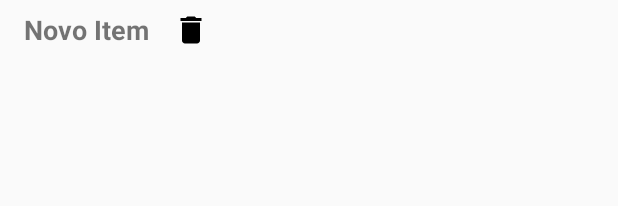
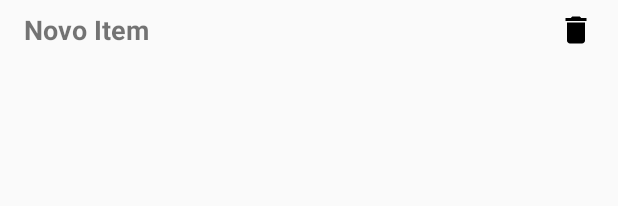
Before and after one commit to PedroLamark/Check1_semestre2_Kotlin, an Android app built with Jetpack Compose: the layout item_layout.xml on its own in the app's theme, with its tools: preview values and no code run, on a phone screen of 412 x 824 dp. Shown: the top 206 px of the screen. Run offline under Robolectric (Android 15) with nearby library versions, the phone set to English and light mode, and no system bars.

Commit message:
Melhorando o layout item_layout.xml: posicionando o ícone de lixeira

```diff
--- a/app/src/main/res/layout/item_layout.xml
+++ b/app/src/main/res/layout/item_layout.xml
@@ -9,10 +9,11 @@
         android:id="@+id/textViewItem"
         android:layout_width="wrap_content"
         android:layout_height="wrap_content"
+        android:layout_weight="1"
         android:textSize="18sp"
+        android:textStyle="bold"
         android:layout_marginStart="16dp"
         android:layout_marginEnd="16dp"
-        android:textStyle="bold"
         tools:text="Novo Item" />
 
     <ImageButton
@@ -20,6 +21,7 @@
         android:layout_width="wrap_content"
         android:layout_height="wrap_content"
         android:background="@android:color/transparent"
-        android:src="@drawable/baseline_delete_24" />
+        android:src="@drawable/baseline_delete_24"
+        android:layout_marginEnd="16dp"/>
 
 </LinearLayout>
```
